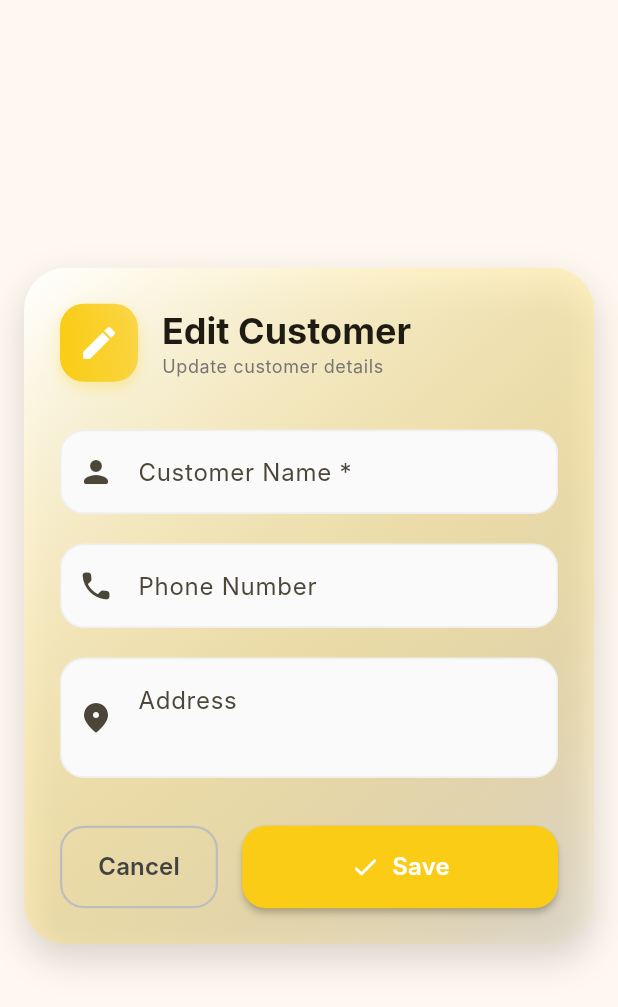
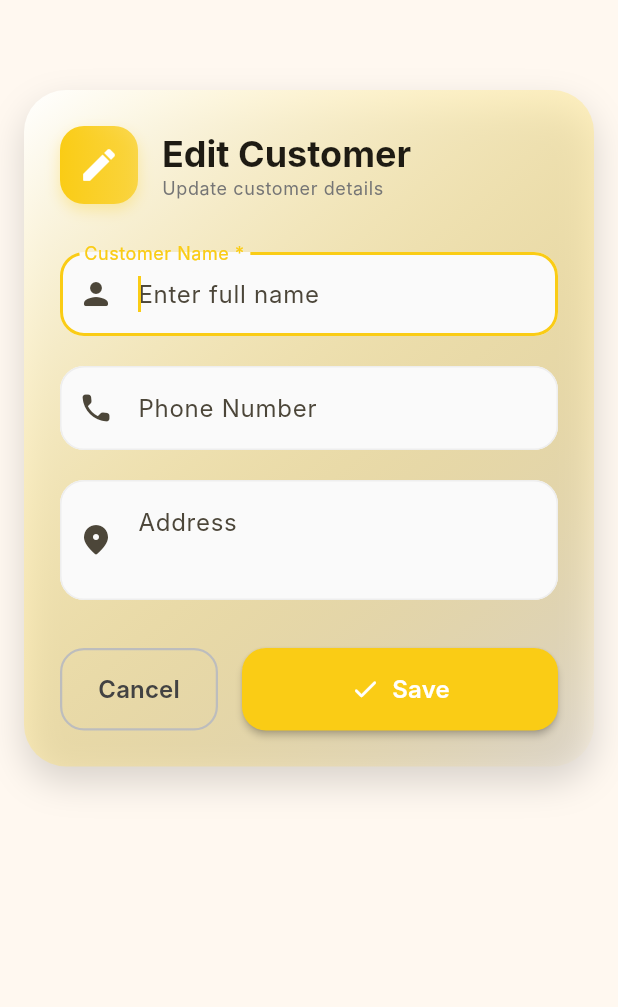
Before and after one commit to RyanWez/debt-tracker-flutter, a Flutter app: the EditCustomerDialog widget shown alone on an empty page, opened directly with empty values, on a phone screen of 412 x 824 dp. Shown: the top 1007 px of the screen. Run offline on Flutter 3.47's test engine with Material 3 defaults, Android fonts, the phone set to English and light mode, and no system bars; our stand-ins replace fluttertoast, package_info_plus, shared_preferences; accounts and stored records are empty; Roboto replaces fonts that are missing (Inter).

Commit message:
fix dialog

```diff
--- a/lib/widgets/edit_customer_dialog.dart
+++ b/lib/widgets/edit_customer_dialog.dart
@@ -107,11 +107,18 @@ class _EditCustomerDialogState extends State<EditCustomerDialog> {
     final l10n = AppLocalizations.of(context);
 
     return Align(
-      alignment: Alignment.center,
+      alignment: Alignment.topCenter,
+      child: Padding(
+        padding: EdgeInsets.only(bottom: bottomInset),
         child: AnimatedContainer(
           duration: const Duration(milliseconds: 300),
           curve: Curves.easeOutCubic,
-        margin: EdgeInsets.only(left: 16, right: 16, bottom: bottomInset + 16),
+          margin: const EdgeInsets.only(
+            left: 16,
+            right: 16,
+            top: 60,
+            bottom: 16,
+          ),
           constraints: const BoxConstraints(maxWidth: 500),
           decoration: BoxDecoration(
             borderRadius: BorderRadius.circular(28),
@@ -150,7 +157,9 @@ class _EditCustomerDialogState extends State<EditCustomerDialog> {
                             gradient: LinearGradient(
                               colors: [
                                 theme.colorScheme.primary,
-                              theme.colorScheme.primary.withValues(alpha: 0.7),
+                                theme.colorScheme.primary.withValues(
+                                  alpha: 0.7,
+                                ),
                               ],
                             ),
                             borderRadius: BorderRadius.circular(16),
@@ -197,7 +206,7 @@ class _EditCustomerDialogState extends State<EditCustomerDialog> {
                     // Name Field
                     TextFormField(
                       controller: _nameController,
-                    autofocus: false,
+                      autofocus: true,
                       textCapitalization: TextCapitalization.words,
                       decoration: InputDecoration(
                         labelText: '${l10n.customerName} *',
@@ -387,6 +396,7 @@ class _EditCustomerDialogState extends State<EditCustomerDialog> {
             ),
           ),
         ),
+      ),
     );
   }
 }
```
Also changed, not shown: lib/screens/main_screen.dart (+12 -13 lines). Lines whose indentation alone changed are shown as unchanged.
